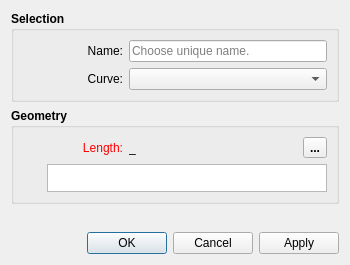
FashionFreedom/Seamly2D, file src/libs/vtools/dialogs/tools/dialogcutspline.ui: the form before one commit.
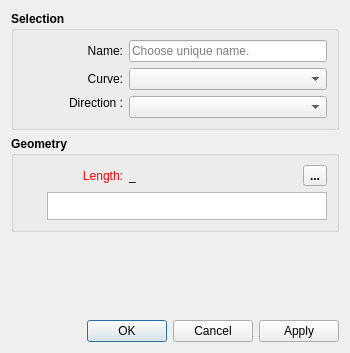
The form after the commit. Icons and pictures are not drawn.

The edit to the form file:
```diff
--- a/src/libs/vtools/dialogs/tools/dialogcutspline.ui
+++ b/src/libs/vtools/dialogs/tools/dialogcutspline.ui
@@ -7,7 +7,7 @@
     <x>0</x>
     <y>0</y>
     <width>350</width>
-    <height>265</height>
+    <height>353</height>
    </rect>
   </property>
   <property name="minimumSize">
@@ -32,6 +32,12 @@
        <verstretch>0</verstretch>
       </sizepolicy>
      </property>
+     <property name="minimumSize">
+      <size>
+       <width>0</width>
+       <height>0</height>
+      </size>
+     </property>
      <property name="font">
       <font>
        <pointsize>9</pointsize>
@@ -44,9 +50,6 @@
      <layout class="QVBoxLayout" name="verticalLayout">
       <item>
        <layout class="QFormLayout" name="formLayout">
-        <property name="labelAlignment">
-         <set>Qt::AlignRight|Qt::AlignTrailing|Qt::AlignVCenter</set>
-        </property>
         <item row="0" column="0">
          <widget class="QLabel" name="labelEditNamePoint">
           <property name="sizePolicy">
@@ -147,6 +150,38 @@
           </property>
          </widget>
         </item>
+        <item row="2" column="0">
+         <widget class="QLabel" name="direction_Label_2">
+          <property name="minimumSize">
+           <size>
+            <width>100</width>
+            <height>0</height>
+           </size>
+          </property>
+          <property name="font">
+           <font>
+            <pointsize>9</pointsize>
+            <bold>false</bold>
+           </font>
+          </property>
+          <property name="text">
+           <string>Direction :</string>
+          </property>
+          <property name="alignment">
+           <set>Qt::AlignRight|Qt::AlignTop|Qt::AlignTrailing</set>
+          </property>
+         </widget>
+        </item>
+        <item row="2" column="1">
+         <widget class="QComboBox" name="direction_ComboBox">
+          <property name="font">
+           <font>
+            <pointsize>9</pointsize>
+            <bold>false</bold>
+           </font>
+          </property>
+         </widget>
+        </item>
        </layout>
       </item>
      </layout>
@@ -160,6 +195,12 @@
        <verstretch>0</verstretch>
       </sizepolicy>
      </property>
+     <property name="minimumSize">
+      <size>
+       <width>0</width>
+       <height>0</height>
+      </size>
+     </property>
      <property name="font">
       <font>
        <pointsize>9</pointsize>
```
Left out of the diff: 5 changed lines with no effect on the pictures.
